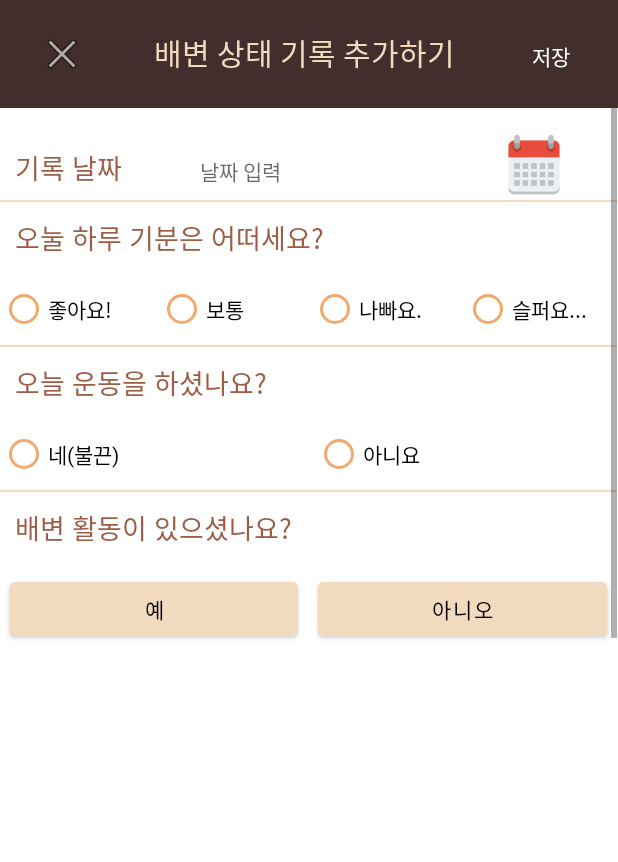
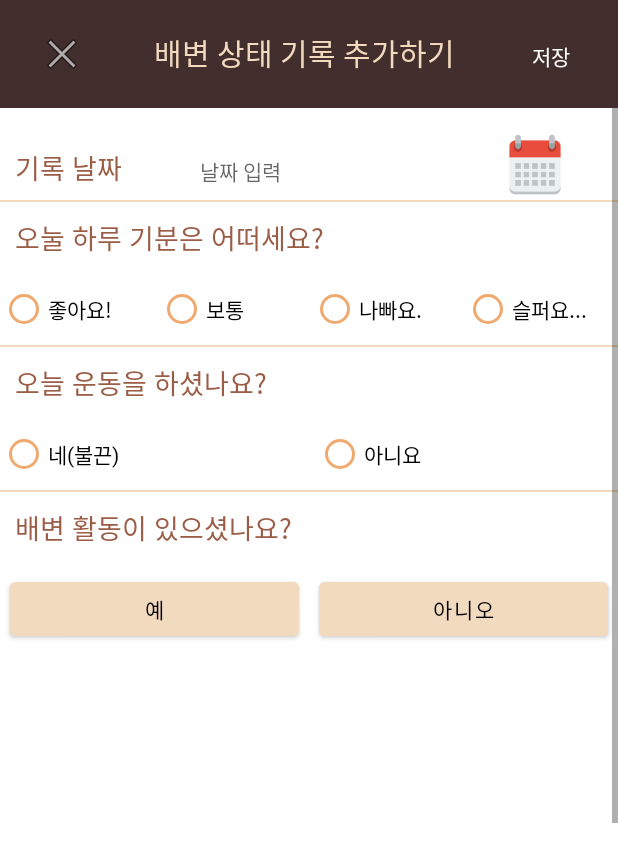
Before and after one commit to Jeongminyooa/PooDAYS, an Android app: the AddActivity screen opened directly, with no data from a screen before it, on a phone screen of 412 x 824 dp. Shown: the top 862 px of the screen. Run offline under Robolectric (Android 15) with nearby library versions, the phone set to English and light mode, and no system bars; network calls fail.

Commit message:
Fix : 제출 전 최종

```diff
--- a/app/src/main/res/layout/activity_add.xml
+++ b/app/src/main/res/layout/activity_add.xml
@@ -51,8 +51,8 @@
 
     <ScrollView
         android:id="@+id/scrollView2"
-        android:layout_width="411dp"
-        android:layout_height="580dp"
+        android:layout_width="match_parent"
+        android:layout_height="673dp"
         app:layout_constraintStart_toStartOf="parent"
         app:layout_constraintTop_toBottomOf="@+id/linearLayout1">
 
@@ -74,8 +74,8 @@
                     android:layout_height="match_parent"
                     android:layout_weight="1"
                     android:gravity="center_vertical"
+                    android:padding="10dp"
                     android:text="기록 날짜"
-                    android:padding="10dp"
                     android:textColor="@color/brown"
                     android:textSize="18sp"
                     app:layout_constraintEnd_toEndOf="parent"
@@ -106,17 +106,16 @@
             <View
                 android:layout_width="match_parent"
                 android:layout_height="2px"
-                android:background="@color/low"
-                ></View>
+                android:background="@color/low"></View>
 
             <TextView
                 android:id="@+id/textView12"
                 android:layout_width="match_parent"
                 android:layout_height="wrap_content"
+                android:padding="10dp"
                 android:text="오눌 하루 기분은 어떠세요?"
-                android:textSize="18sp"
-                android:padding="10dp"
-                android:textColor="@color/brown" />
+                android:textColor="@color/brown"
+                android:textSize="18sp" />
 
             <RadioGroup
                 android:id="@+id/rgCondition"
@@ -157,17 +156,16 @@
             <View
                 android:layout_width="match_parent"
                 android:layout_height="2px"
-                android:background="@color/low"
-                ></View>
+                android:background="@color/low"></View>
 
             <TextView
                 android:id="@+id/textView13"
                 android:layout_width="match_parent"
                 android:layout_height="wrap_content"
+                android:padding="10dp"
                 android:text="오늘 운동을 하셨나요?"
-                android:textSize="18sp"
-                android:padding="10dp"
-                android:textColor="@color/brown" />
+                android:textColor="@color/brown"
+                android:textSize="18sp" />
 
             <RadioGroup
                 android:id="@+id/rgHealth"
@@ -196,17 +194,16 @@
             <View
                 android:layout_width="match_parent"
                 android:layout_height="2px"
-                android:background="@color/low"
-                ></View>
+                android:background="@color/low"></View>
 
             <TextView
                 android:id="@+id/textView14"
                 android:layout_width="match_parent"
                 android:layout_height="wrap_content"
+                android:padding="10dp"
                 android:text="배변 활동이 있으셨나요?"
-                android:textSize="18sp"
-                android:padding="10dp"
-                android:textColor="@color/brown" />
+                android:textColor="@color/brown"
+                android:textSize="18sp" />
 
             <LinearLayout
                 android:layout_width="match_parent"
@@ -246,17 +243,16 @@
                 <View
                     android:layout_width="match_parent"
                     android:layout_height="2px"
-                    android:background="@color/low"
-                    ></View>
+                    android:background="@color/low"></View>
 
                 <TextView
                     android:id="@+id/textView15"
                     android:layout_width="match_parent"
                     android:layout_height="wrap_content"
+                    android:padding="10dp"
+                    android:text="배변 상태는 어떠신가요?"
+                    android:textColor="@color/brown"
                     android:textSize="18sp"
-                    android:text="배변 상태는 어떠신가요?"
-                    android:padding="10dp"
-                    android:textColor="@color/brown"
                     app:layout_constraintBottom_toBottomOf="parent"
                     app:layout_constraintTop_toTopOf="parent" />
 
@@ -329,17 +325,16 @@
                 <View
                     android:layout_width="match_parent"
                     android:layout_height="2px"
-                    android:background="@color/low"
-                    ></View>
+                    android:background="@color/low"></View>
 
                 <TextView
                     android:id="@+id/textView16"
                     android:layout_width="match_parent"
                     android:layout_height="wrap_content"
-                    android:textSize="18sp"
+                    android:padding="10dp"
                     android:text="배변 시간"
-                    android:padding="10dp"
-                    android:textColor="@color/brown" />
+                    android:textColor="@color/brown"
+                    android:textSize="18sp" />
 
                 <EditText
                     android:id="@+id/etTime"
@@ -352,17 +347,16 @@
                 <View
                     android:layout_width="match_parent"
                     android:layout_height="2px"
-                    android:background="@color/low"
-                    ></View>
+                    android:background="@color/low"></View>
 
                 <TextView
                     android:id="@+id/textView17"
                     android:layout_width="match_parent"
                     android:layout_height="wrap_content"
+                    android:padding="10dp"
                     android:text="잔변감"
-                    android:textSize="18sp"
-                    android:padding="10dp"
-                    android:textColor="@color/brown" />
+                    android:textColor="@color/brown"
+                    android:textSize="18sp" />
 
                 <RadioGroup
                     android:id="@+id/rgSmallBM"
--- a/app/src/main/res/layout/activity_listview_blog_layout.xml
+++ b/app/src/main/res/layout/activity_listview_blog_layout.xml
@@ -15,7 +15,7 @@
         android:background="@color/dark_brown"
         android:padding="10dp"
         android:text="post description"
-        android:textColor="@color/white"
+        android:textColor="@color/low"
         app:layout_constraintEnd_toEndOf="parent"
         app:layout_constraintStart_toStartOf="parent"
         app:layout_constraintTop_toBottomOf="@+id/tvPostTitle" />
@@ -26,7 +26,7 @@
         android:layout_height="wrap_content"
         android:layout_marginStart="4dp"
         android:layout_marginTop="28dp"
-        android:text="postTile"
+        android:text="postTitle"
         app:layout_constraintStart_toEndOf="@+id/textView18"
         app:layout_constraintTop_toTopOf="parent" />
 
--- a/app/src/main/res/layout/activity_main.xml
+++ b/app/src/main/res/layout/activity_main.xml
@@ -10,6 +10,7 @@
         android:id="@+id/imageView"
         android:layout_width="207dp"
         android:layout_height="238dp"
+        android:layout_marginTop="152dp"
         app:layout_constraintEnd_toEndOf="parent"
         app:layout_constraintStart_toStartOf="parent"
         app:layout_constraintTop_toTopOf="parent"
@@ -23,16 +24,15 @@
         android:textColor="#000000"
         android:textSize="34sp"
         app:layout_constraintEnd_toEndOf="parent"
-        app:layout_constraintHorizontal_bias="0.498"
         app:layout_constraintStart_toStartOf="parent"
-        tools:layout_editor_absoluteY="403dp" />
+        app:layout_constraintTop_toBottomOf="@+id/imageView" />
 
     <TextView
         android:id="@+id/textView2"
         android:layout_width="wrap_content"
         android:layout_height="wrap_content"
         android:layout_marginTop="12dp"
-        android:text="건강한 장을 위한 노력"
+        android:text="건강한 장을 위한 매일매일"
         app:layout_constraintEnd_toEndOf="parent"
         app:layout_constraintHorizontal_bias="0.496"
         app:layout_constraintStart_toStartOf="parent"
--- a/app/src/main/res/layout/listview_toilet_bookmark.xml
+++ b/app/src/main/res/layout/listview_toilet_bookmark.xml
@@ -28,10 +28,10 @@
 
     <TextView
         android:id="@+id/tvBookMarkAddress1"
-        android:layout_width="wrap_content"
+        android:layout_width="200dp"
         android:layout_height="wrap_content"
         android:layout_marginStart="32dp"
-        android:layout_marginTop="27dp"
+        android:layout_marginTop="16dp"
         android:text="즐겨찾기 메모"
         app:layout_constraintStart_toEndOf="@+id/ivBookMarkImage"
         app:layout_constraintTop_toBottomOf="@+id/tvBookMarkName1" />
--- a/app/src/main/res/values/themes.xml
+++ b/app/src/main/res/values/themes.xml
@@ -15,11 +15,5 @@
         <item name="windowActionBar">false</item>
         <item name="windowNoTitle">true</item>
 
-        <!--custom font-family 적용-->
-        <item name="android:textViewStyle">@style/customTextViewFontStyle</item>
-        <item name="android:buttonStyle">@style/customButtonFontStyle</item>
-        <item name="android:editTextStyle">@style/customEditTextFontStyle</item>
-        <item name="android:radioButtonStyle">@style/customRadioButtonFontStyle</item>
-        <item name="android:checkboxStyle">@style/customCheckboxFontStyle</item>
     </style>
 </resources>
```
Also changed, not shown: app/src/main/java/ddwucom/mobile/finalproject/ma02_20190980/InfoActivity.java (+0 -13 lines), app/src/main/java/ddwucom/mobile/finalproject/ma02_20190980/PooDBManager.java (+4 -8 lines), app/src/main/java/ddwucom/mobile/finalproject/ma02_20190980/PooDaysActivity.java (+68 -4 lines), app/src/main/java/ddwucom/mobile/finalproject/ma02_20190980/RecordActivity.java (+8 -2 lines), app/src/main/res/layout/activity_poo_days.xml (+15 -8 lines), app/src/main/res/layout/activity_toilet_map.xml (+4 -4 lines).
